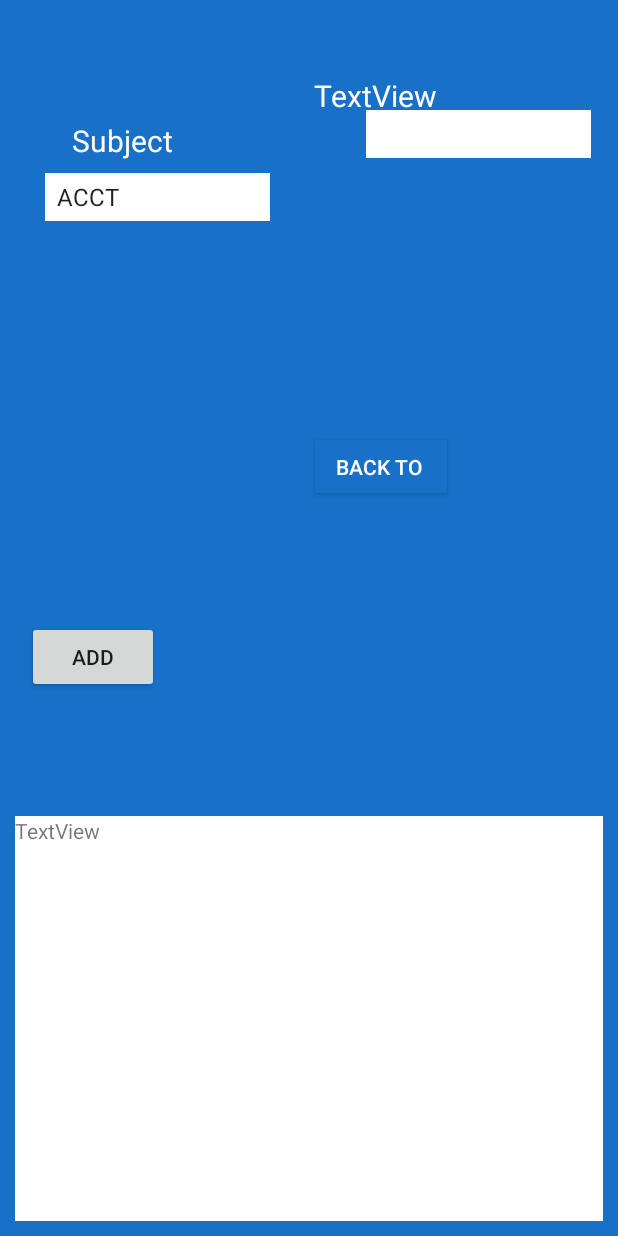
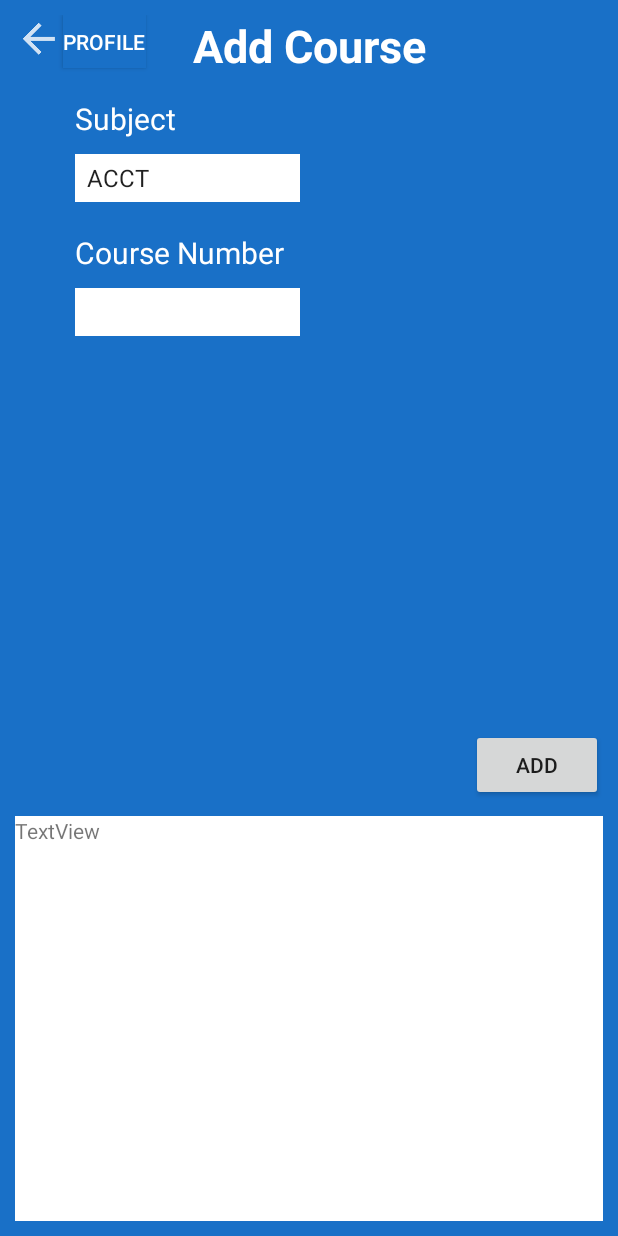
Before and after one commit to snguyen64/StuddyBuddy, an Android app: the CourseSelectionActivity screen opened directly, with no data from a screen before it, after a tap on "ADD", on a phone screen of 412 x 824 dp. Run offline under Robolectric (Android 15) with nearby library versions, the phone set to English and light mode, and no system bars; 4 statements that could not run were skipped.

Commit message:
did some stuff finally

```diff
--- a/StuddyBuddy/app/src/main/java/edu/gatech/hackgt/studdybuddy/controller/CourseSelectionActivity.java
+++ b/StuddyBuddy/app/src/main/java/edu/gatech/hackgt/studdybuddy/controller/CourseSelectionActivity.java
@@ -162,4 +162,9 @@ public class CourseSelectionActivity extends AppCompatActivity {
             }
         });
     }
+
+    public void goBack(View view) {
+        Intent intent = new Intent(this, ProfileCourseActivity.class);
+        startActivity(intent);
+    }
 }
--- a/StuddyBuddy/app/src/main/res/layout/activity_active_chat_room.xml
+++ b/StuddyBuddy/app/src/main/res/layout/activity_active_chat_room.xml
@@ -105,6 +105,7 @@
         android:layout_marginStart="0dp"
         android:layout_marginTop="0dp"
         android:background="@color/colorPrimary"
+        android:onClick="goBack"
         android:text="@string/back"
         android:textColor="@color/cardview_light_background"
         android:textSize="14sp"
--- a/StuddyBuddy/app/src/main/res/layout/activity_course_selection.xml
+++ b/StuddyBuddy/app/src/main/res/layout/activity_course_selection.xml
@@ -12,28 +12,78 @@
         android:id="@+id/courseType"
         android:layout_width="150dp"
         android:layout_height="32dp"
-        android:layout_marginStart="20dp"
         android:background="@color/cardview_light_background"
         tools:layout_constraintLeft_creator="1"
         tools:layout_constraintTop_creator="1"
-        android:layout_marginLeft="30dp"
+        android:layout_marginStart="40dp"
         app:layout_constraintLeft_toLeftOf="parent"
-        android:layout_marginTop="8dp"
-        app:layout_constraintTop_toBottomOf="@+id/subjectText" />
+        android:layout_marginTop="10dp"
+        app:layout_constraintTop_toBottomOf="@+id/subjectText"
+        android:layout_marginLeft="40dp" />
 
     <Spinner
         android:id="@+id/courseNumber"
         android:layout_width="150dp"
         android:layout_height="32dp"
-        android:layout_marginEnd="8dp"
         android:background="@color/cardview_light_background"
         tools:layout_constraintLeft_creator="1"
         tools:layout_constraintRight_creator="1"
         tools:layout_constraintTop_creator="1"
-        android:layout_marginTop="-4dp"
-        app:layout_constraintTop_toBottomOf="@+id/courseNumber"
-        android:layout_marginRight="8dp"
-        app:layout_constraintRight_toRightOf="parent" />
+        app:layout_constraintLeft_toLeftOf="parent"
+        app:layout_constrainTop_toBottomOf="@+/courseNumberText"
+        android:layout_marginStart="40dp"
+        android:layout_marginTop="10dp"
+        app:layout_constraintTop_toBottomOf="@+id/courseNumberText" />
+
+    <Button
+        android:id="@+id/addButton"
+        android:layout_width="wrap_content"
+        android:layout_height="wrap_content"
+        android:layout_marginEnd="0dp"
+        android:text="@string/add"
+        app:layout_constraintRight_toRightOf="parent"
+        android:layout_marginBottom="10dp"
+        app:layout_constraintBottom_toTopOf="@+id/addedCourseView" />
+
+    <Button
+        android:id="@+id/goToDashboard"
+        android:layout_width="55dp"
+        android:layout_height="35dp"
+        android:layout_marginEnd="8dp"
+        android:layout_marginStart="0dp"
+        android:layout_marginTop="0dp"
+        android:background="@color/colorPrimary"
+        android:onClick="goBack"
+        android:text="Profile"
+        android:textColor="@color/cardview_light_background"
+        app:layout_constraintLeft_toRightOf="@+id/backArrowPic"
+        app:layout_constraintTop_toTopOf="parent" />
+
+    <TextView
+        android:id="@+id/subjectText"
+        android:layout_width="wrap_content"
+        android:layout_height="wrap_content"
+        android:text="@string/subject"
+        android:textColor="@color/cardview_light_background"
+        android:textSize="20sp"
+        android:layout_marginStart="40dp"
+        app:layout_constraintLeft_toLeftOf="parent"
+        android:layout_marginTop="20dp"
+        app:layout_constraintTop_toBottomOf="@+id/goToDashboard"
+        android:layout_marginLeft="40dp" />
+
+    <TextView
+        android:id="@+id/courseNumberText"
+        android:layout_width="wrap_content"
+        android:layout_height="wrap_content"
+        android:layout_marginEnd="8dp"
+        android:layout_marginStart="40dp"
+        android:text="@string/courseNumber"
+        android:textColor="@color/cardview_light_background"
+        android:textSize="20sp"
+        app:layout_constraintLeft_toLeftOf="parent"
+        android:layout_marginTop="20dp"
+        app:layout_constraintTop_toBottomOf="@+id/courseType" />
 
     <android.support.v7.widget.RecyclerView
         android:id="@+id/addedCourseView"
@@ -48,62 +98,30 @@
         tools:layout_constraintLeft_creator="1"
         tools:layout_constraintRight_creator="1" />
 
-    <Button
-        android:id="@+id/addButton"
+    <ImageView
+        android:id="@+id/backArrowPic"
         android:layout_width="wrap_content"
         android:layout_height="wrap_content"
-        android:layout_marginLeft="30dp"
-        android:layout_marginStart="8dp"
-        android:text="@string/add"
+        android:layout_marginStart="0dp"
+        android:layout_marginTop="0dp"
+        android:contentDescription="@string/back"
+        android:onClick="goBack"
         app:layout_constraintLeft_toLeftOf="parent"
-        android:layout_marginBottom="82dp"
-        app:layout_constraintBottom_toTopOf="@+id/addedCourseView" />
-
-    <Button
-        android:id="@+id/goToDashboard"
-        android:layout_width="wrap_content"
-        android:layout_height="35dp"
-        android:layout_marginBottom="8dp"
-        android:layout_marginEnd="8dp"
-        android:layout_marginLeft="8dp"
-        android:layout_marginRight="8dp"
-        android:layout_marginStart="8dp"
-        android:layout_marginTop="8dp"
-        android:background="@color/colorPrimary"
-        android:text="Back to "
-        android:textColor="@color/cardview_light_background"
-        app:layout_constraintBottom_toTopOf="@+id/addedCourseView"
-        app:layout_constraintLeft_toRightOf="@+id/addButton"
-        app:layout_constraintRight_toRightOf="parent"
-        app:layout_constraintTop_toBottomOf="@+id/courseNumber" />
+        app:layout_constraintTop_toTopOf="parent"
+        app:srcCompat="@drawable/ic_back_arrow_white" />
 
     <TextView
-        android:id="@+id/subjectText"
-        android:layout_width="wrap_content"
-        android:layout_height="wrap_content"
-        android:layout_marginStart="38dp"
-        android:layout_marginTop="70dp"
-        android:text="@string/subject"
-        android:textColor="@color/cardview_light_background"
-        android:textSize="20sp"
-        app:layout_constraintTop_toTopOf="parent"
-        android:layout_marginLeft="8dp"
-        app:layout_constraintLeft_toLeftOf="parent" />
-
-    <TextView
-        android:id="@+id/courseNumber"
+        android:id="@+id/addCourseHeader"
         android:layout_width="wrap_content"
         android:layout_height="wrap_content"
         android:layout_marginEnd="8dp"
-        android:layout_marginLeft="8dp"
-        android:layout_marginRight="8dp"
         android:layout_marginStart="8dp"
-        android:layout_marginTop="40dp"
-        android:text="TextView"
+        android:layout_marginTop="0dp"
+        android:text="@string/add_course"
         android:textColor="@color/cardview_light_background"
-        android:textSize="20sp"
-        app:layout_constraintHorizontal_bias="0.457"
-        app:layout_constraintLeft_toRightOf="@+id/subjectText"
+        android:textSize="30sp"
+        android:textStyle="bold"
+        app:layout_constraintLeft_toLeftOf="@+id/backArrowPic"
         app:layout_constraintRight_toRightOf="parent"
         app:layout_constraintTop_toTopOf="parent" />
 
--- a/StuddyBuddy/app/src/main/res/values/strings.xml
+++ b/StuddyBuddy/app/src/main/res/values/strings.xml
@@ -31,4 +31,5 @@
     <string name="send_message">Send Message</string>
     <string name="create_chatroom">Create Chatroom</string>
     <string name="chats">Chats</string>
+    <string name="add_course">Add Course</string>
 </resources>
```
Also changed, not shown: StuddyBuddy/app/src/main/res/layout/activity_chat_room_create.xml (+35 -44 lines), StuddyBuddy/app/src/main/res/layout/activity_chat_room_list.xml (+4 -4 lines).
